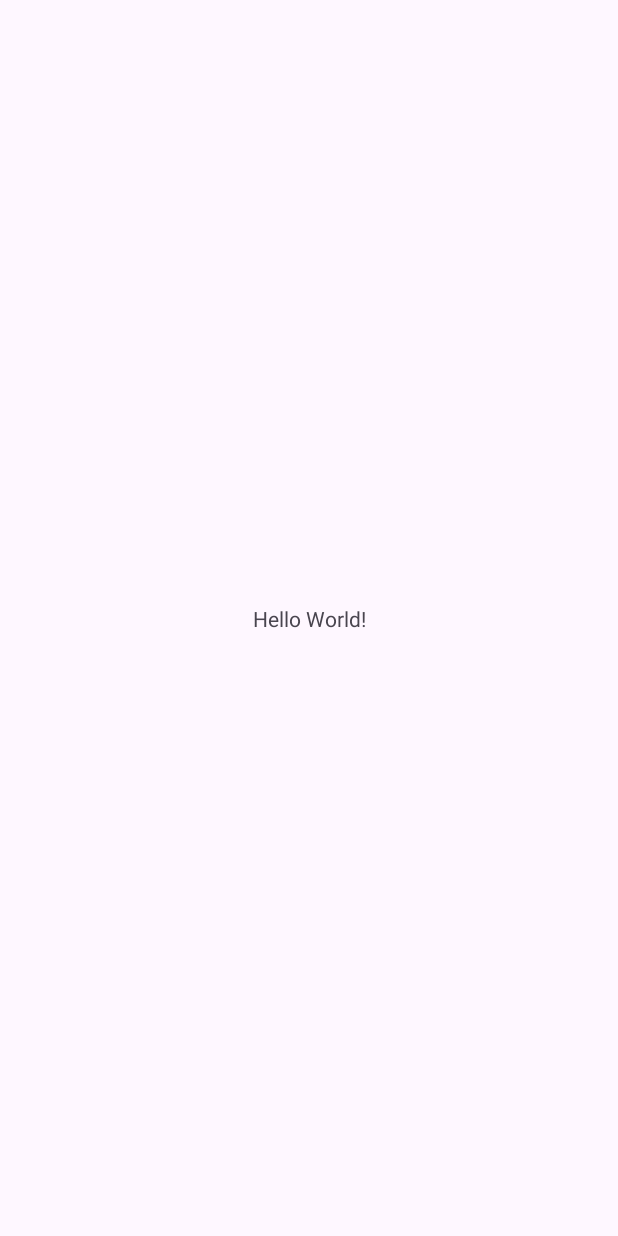
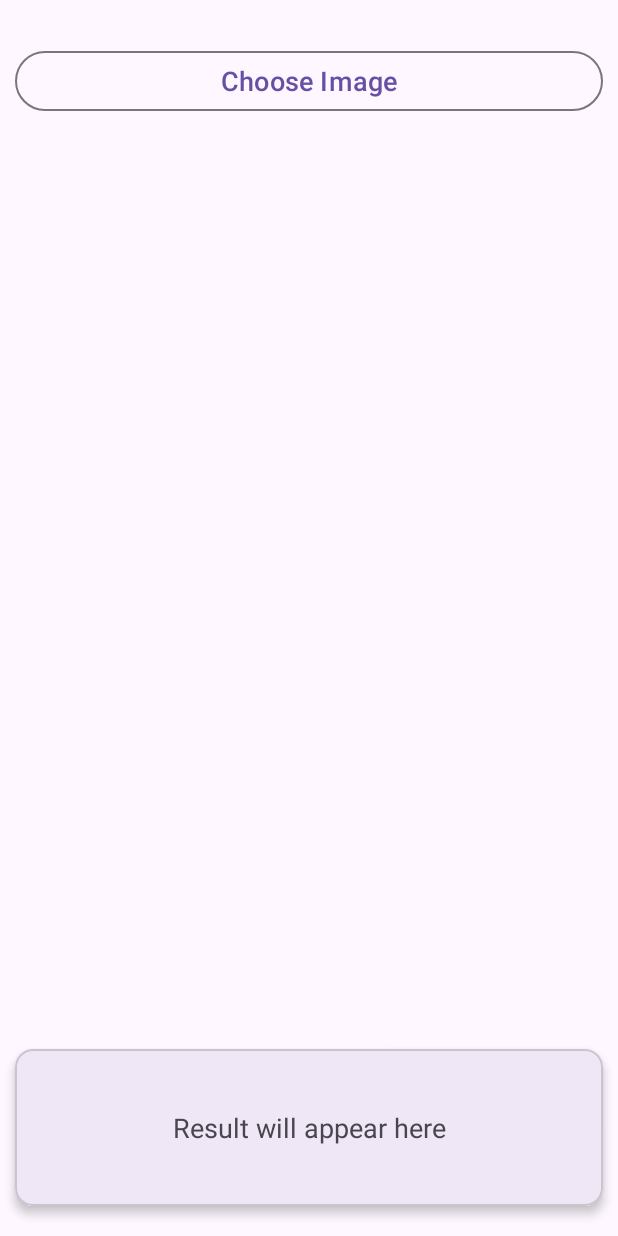
Before and after one commit to Vanshika521/DateFinder, an Android app: the screen it shows after launch (MainActivity), on a phone screen of 412 x 824 dp. Before the commit the screen is almost empty. Run offline under Robolectric (Android 15) with nearby library versions, the phone set to English and light mode, and no system bars; libraries missing offline, so code that uses them is left out: com.google.mlkit.vision.

Commit message:
Updated Designing

```diff
--- a/app/src/main/java/com/android_development/datefinder/MainActivity.kt
+++ b/app/src/main/java/com/android_development/datefinder/MainActivity.kt
@@ -1,22 +1,88 @@
 package com.android_development.datefinder
 
+import android.app.Activity
+import android.content.Intent
+import android.graphics.BitmapFactory
+import android.net.Uri
 import android.os.Bundle
+import android.provider.MediaStore
+import android.speech.tts.TextToSpeech
+import android.widget.Button
+import android.widget.TextView
 import androidx.activity.enableEdgeToEdge
 import androidx.appcompat.app.AppCompatActivity
-import androidx.core.view.ViewCompat
-import androidx.core.view.WindowInsetsCompat
+import com.google.mlkit.vision.common.InputImage
+import com.google.mlkit.vision.text.TextRecognition
+import java.util.Locale
+import com.google.mlkit.vision.text.latin.TextRecognizerOptions
+
 
 
 
 class MainActivity : AppCompatActivity() {
+
+    private lateinit var tvResult: TextView
+    private lateinit var tts: TextToSpeech
+    private val pickCode = 123
+
     override fun onCreate(savedInstanceState: Bundle?) {
         super.onCreate(savedInstanceState)
         enableEdgeToEdge()
         setContentView(R.layout.activity_main)
-        ViewCompat.setOnApplyWindowInsetsListener(findViewById(R.id.main)) { v, insets ->
-            val systemBars = insets.getInsets(WindowInsetsCompat.Type.systemBars())
-            v.setPadding(systemBars.left, systemBars.top, systemBars.right, systemBars.bottom)
-            insets
+
+        tvResult = findViewById(R.id.tvResult)
+        findViewById<Button>(R.id.btnPick).setOnClickListener { openGallery() }
+
+        tts = TextToSpeech(this) { tts.language = Locale.US }
+    }
+
+    /** open gallery to pick an image */
+    private fun openGallery() {
+        val intent = Intent(Intent.ACTION_PICK, MediaStore.Images.Media.EXTERNAL_CONTENT_URI)
+        //********
+        startActivityForResult(intent, pickCode)
+    }
+
+    override fun onActivityResult(requestCode: Int, resultCode: Int, data: Intent?) {
+        super.onActivityResult(requestCode, resultCode, data)
+        if (requestCode == pickCode && resultCode == Activity.RESULT_OK) {
+            data?.data?.let { uri -> processImage(uri) }
         }
     }
+
+    /** run ML Kit OCR and extract date */
+    private fun processImage(uri: Uri) {
+        val stream = contentResolver.openInputStream(uri)
+        val bitmap = BitmapFactory.decodeStream(stream)
+        val image = InputImage.fromBitmap(bitmap, 0)
+
+        val recognizer = TextRecognition.getClient(TextRecognizerOptions.DEFAULT_OPTIONS)
+
+
+        recognizer.process(image)
+            .addOnSuccessListener { visionText ->
+              //  val date = DateExtract.find(visionText.text)
+
+                val extractor = DateExtract()
+                val date = extractor.find(visionText.text)
+
+
+                speakAndShow(date)
+            }
+            .addOnFailureListener {
+                speakAndShow(null)
+            }
+    }
+
+    /** show result and speak it */
+    private fun speakAndShow(date: String?) {
+        val msg = date ?: "No date detected"
+        tvResult.text = msg
+        tts.speak(msg, TextToSpeech.QUEUE_FLUSH, null, null)
+    }
+
+    override fun onDestroy() {
+        tts.shutdown()
+        super.onDestroy()
+    }
 }
--- a/app/src/main/res/layout/activity_main.xml
+++ b/app/src/main/res/layout/activity_main.xml
@@ -1,19 +1,55 @@
 <?xml version="1.0" encoding="utf-8"?>
-<androidx.constraintlayout.widget.ConstraintLayout xmlns:android="http://schemas.android.com/apk/res/android"
+<androidx.constraintlayout.widget.ConstraintLayout
+    xmlns:android="http://schemas.android.com/apk/res/android"
     xmlns:app="http://schemas.android.com/apk/res-auto"
-    xmlns:tools="http://schemas.android.com/tools"
-    android:id="@+id/main"
     android:layout_width="match_parent"
-    android:layout_height="match_parent"
-    tools:context=".MainActivity">
+    android:layout_height="match_parent">
+
+    <Button
+        android:id="@+id/btnPick"
+        style="@style/Widget.Material3.Button.OutlinedButton"
+        android:layout_width="0dp"
+        android:layout_height="wrap_content"
+        android:layout_marginTop="30dp"
+        android:layout_marginLeft="10dp"
+        android:layout_marginRight="10dp"
+        android:text="Choose Image"
+        android:textSize="18sp"
+        app:layout_constraintTop_toTopOf="parent"
+        app:layout_constraintStart_toStartOf="parent"
+        app:layout_constraintEnd_toEndOf="parent"
+        />
+
+
+    <com.google.android.material.card.MaterialCardView
+        android:id="@+id/cardResult"
+        android:layout_width="0dp"
+        android:layout_height="wrap_content"
+        android:layout_marginBottom="20dp"
+        android:layout_marginLeft="10dp"
+        android:layout_marginRight="10dp"
+        app:cardElevation="4dp"
+        app:cardCornerRadius="12dp"
+        app:layout_constraintBottom_toBottomOf="parent"
+        app:layout_constraintStart_toStartOf="parent"
+        app:layout_constraintEnd_toEndOf="parent">
+
 
     <TextView
-        android:layout_width="wrap_content"
+        android:id="@+id/tvResult"
+        android:layout_width="match_parent"
         android:layout_height="wrap_content"
-        android:text="Hello World!"
-        app:layout_constraintBottom_toBottomOf="parent"
+        android:padding="16dp"
+        android:text="Result will appear here"
+        android:textSize="18sp"
+        app:layout_constraintTop_toBottomOf="@id/btnPick"
+        app:layout_constraintStart_toStartOf="parent"
         app:layout_constraintEnd_toEndOf="parent"
-        app:layout_constraintStart_toStartOf="parent"
-        app:layout_constraintTop_toTopOf="parent" />
+        android:layout_margin="24dp"
+        android:textAlignment="center"/>
 
+
+
+
+    </com.google.android.material.card.MaterialCardView>
 </androidx.constraintlayout.widget.ConstraintLayout>
```
Also changed, not shown: app/src/main/java/com/android_development/datefinder/DateExtract.kt (added, +36 -0 lines).
